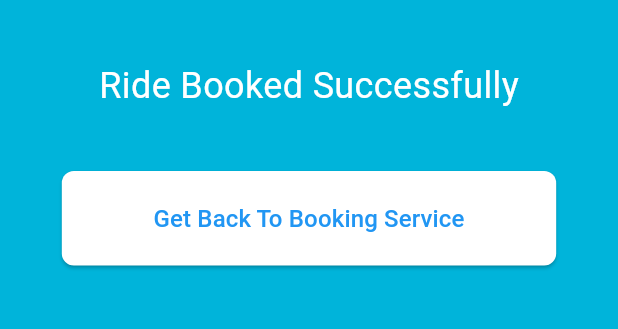
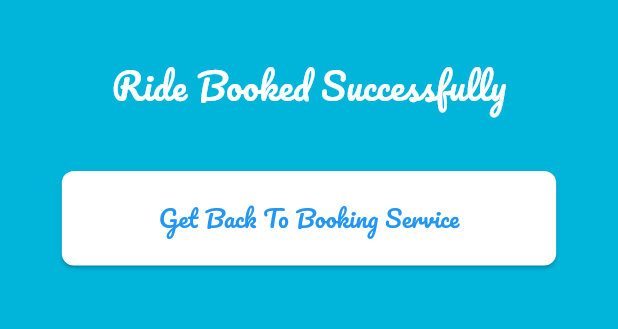
Before and after one commit to alaa556677/water_driver, a Flutter app: the BookedSuccessfullyScreen screen opened directly, on a phone screen of 412 x 824 dp, the part 549-878 px from its top. Run offline on Flutter 3.47's test engine with Material 3 defaults, Android fonts, the phone set to English and light mode, and no system bars; our stand-ins replace bloc, cloud_firestore, firebase_auth, firebase_core, flutter_bloc, font_awesome_flutter and 4 more; accounts and stored records are empty.

Commit message:
no message

```diff
--- a/lib/screens/booked_successfully.dart
+++ b/lib/screens/booked_successfully.dart
@@ -31,6 +31,7 @@ class BookedSuccessfullyScreen extends StatelessWidget{
                 style: TextStyle(
                   fontSize: 24,
                   color: Colors.white,
+                  fontFamily: "Pacifico"
                 ),
               ),
             ],
@@ -48,7 +49,7 @@ class BookedSuccessfullyScreen extends StatelessWidget{
                 padding: const EdgeInsets.symmetric(vertical: 20), // Button padding
               ),
               onPressed: () => navigateAndReplace(context, const GoogleMapScreen()), // Handle sign up button press
-              child: const Text('Get Back To Booking Service', style: TextStyle(color: Colors.blue, fontSize: 16)), // Button text
+              child: const Text('Get Back To Booking Service', style: TextStyle(color: Colors.blue, fontSize: 16, fontFamily: "Pacifico")), // Button text
             ),
           ),
         ],
```
Also changed, not shown: lib/screens/google_map_screen.dart (+8 -1 lines), pubspec.yaml (+5 -4 lines), pubspec.lock.
